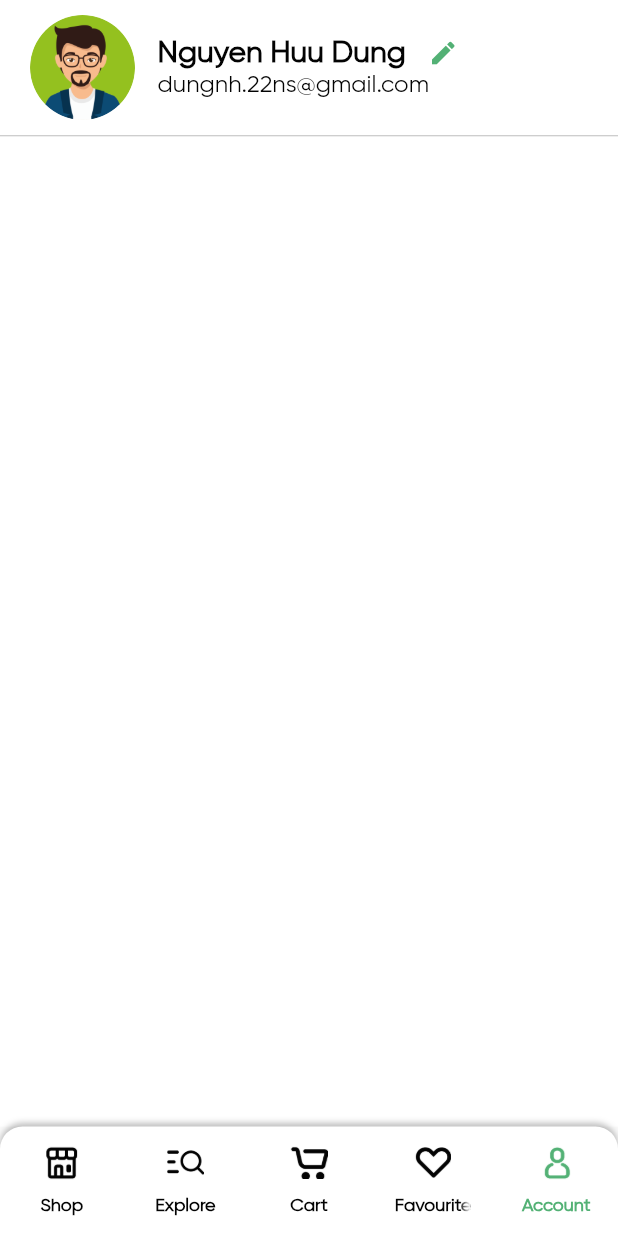
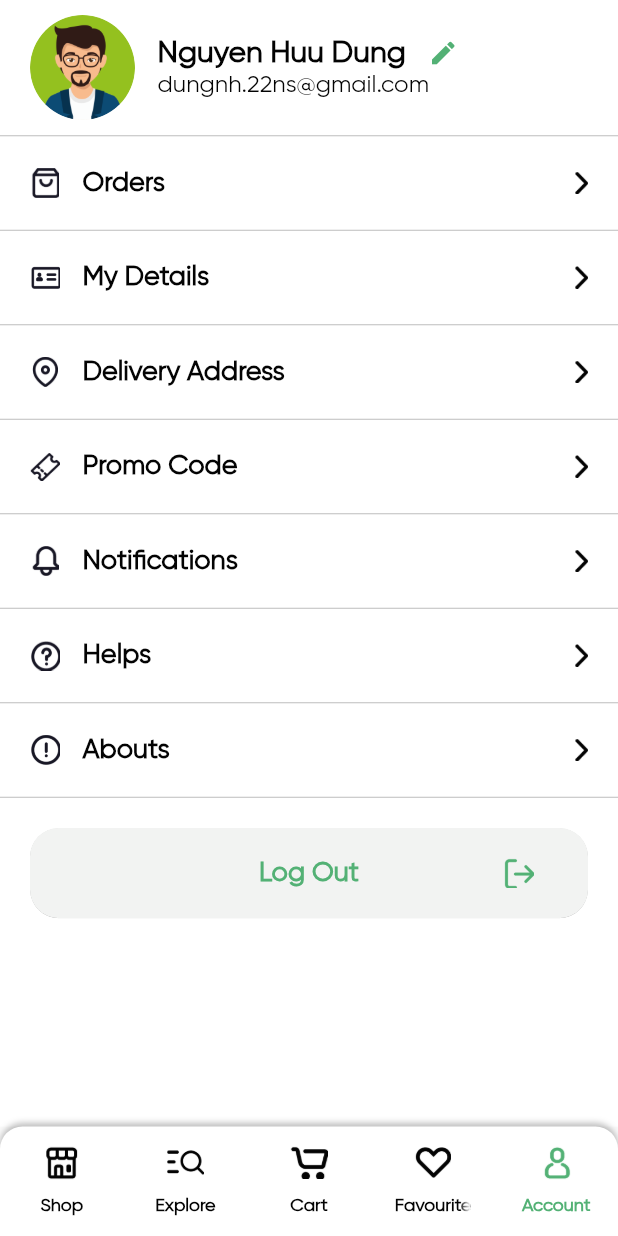
Before and after one commit to ru4chmchp/andoid-app, a Flutter app: the screen it shows after launch, item 5 of the bottom bar chosen, on a phone screen of 412 x 824 dp. Run offline on Flutter 3.47's test engine with Material 3 defaults, Android fonts, the light colour scheme and no system bars; our stand-ins replace flutter_rating_bar; missing offline and left inert: fl_country_code_picker.

Commit message:
deadline oh noooooooo

```diff
--- /dev/null
+++ b/lib/common_widget/account_row.dart
@@ -0,0 +1,62 @@
+import 'package:bach_hoa_xanh/common/color_extension.dart';
+import 'package:flutter/material.dart';
+
+class AccountRow extends StatelessWidget {
+  final String title;
+
+  final String icon;
+  final VoidCallback onPressed;
+
+  const AccountRow(
+      {super.key,
+      required this.title,
+      required this.icon,
+      required this.onPressed});
+
+  @override
+  Widget build(BuildContext context) {
+    return Column(
+      mainAxisSize: MainAxisSize.min,
+      children: [
+        InkWell(
+          onTap: onPressed,
+          child: Padding(
+            padding: const EdgeInsets.symmetric(vertical: 20, horizontal: 20),
+            child: Row(
+              children: [
+                Image.asset(
+                  icon,
+                  width: 20,
+                  height: 20,
+                ),
+                const SizedBox(
+                  width: 15,
+                ),
+                Expanded(
+                  child: Text(title,
+                      textAlign: TextAlign.left,
+                      style: TextStyle(
+                          color: DColor.primaryText,
+                          fontSize: 18,
+                          fontWeight: FontWeight.w600)),
+                ),
+                const SizedBox(
+                  width: 15,
+                ),
+                Image.asset(
+                  "assets/imgs/next.png",
+                  color: DColor.primaryText,
+                  height: 15,
+                ),
+              ],
+            ),
+          ),
+        ),
+        const Divider(
+          color: Colors.black26,
+          height: 1,
+        ),
+      ],
+    );
+  }
+}
--- a/lib/view/account/account_view.dart
+++ b/lib/view/account/account_view.dart
@@ -1,4 +1,5 @@
 import 'package:bach_hoa_xanh/common/color_extension.dart';
+import 'package:bach_hoa_xanh/common_widget/account_row.dart';
 import 'package:flutter/material.dart';
 
 class AccountView extends StatefulWidget {
@@ -66,7 +67,76 @@ class _AccountViewState extends State<AccountView> {
             const Divider(
               color: Colors.black26,
               height: 1,
-            )
+            ),
+            AccountRow(
+                title: "Orders",
+                icon: "assets/imgs/a_order.png",
+                onPressed: () {}),
+            AccountRow(
+                title: "My Details",
+                icon: "assets/imgs/a_my_detail.png",
+                onPressed: () {}),
+            AccountRow(
+                title: "Delivery Address",
+                icon: "assets/imgs/a_delivery_address.png",
+                onPressed: () {}),
+            AccountRow(
+                title: "Promo Code",
+                icon: "assets/imgs/a_promocode.png",
+                onPressed: () {}),
+            AccountRow(
+                title: "Notifications",
+                icon: "assets/imgs/a_noitification.png",
+                onPressed: () {}),
+            AccountRow(
+                title: "Helps",
+                icon: "assets/imgs/a_help.png",
+                onPressed: () {}),
+            AccountRow(
+                title: "Abouts",
+                icon: "assets/imgs/a_about.png",
+                onPressed: () {}),
+            Padding(
+              padding: const EdgeInsets.all(20.0),
+              child: Column(
+                mainAxisAlignment: MainAxisAlignment.end,
+                children: [
+                  MaterialButton(
+                    onPressed: () {},
+                    height: 60,
+                    shape: RoundedRectangleBorder(
+                        borderRadius: BorderRadius.circular(19)),
+                    minWidth: double.maxFinite,
+                    elevation: 0.1,
+                    color: const Color(0xffF2F3F2),
+                    child: Stack(
+                      alignment: Alignment.centerRight,
+                      children: [
+                        Row(
+                          mainAxisAlignment: MainAxisAlignment.center,
+                          children: [
+                            Text(
+                              "Log Out",
+                              style: TextStyle(
+                                  color: DColor.primary,
+                                  fontSize: 18,
+                                  fontWeight: FontWeight.w600),
+                            ),
+                          ],
+                        ),
+                        Container(
+                            padding: const EdgeInsets.symmetric(horizontal: 20),
+                            child: Image.asset(
+                              "assets/imgs/logout.png",
+                              width: 20,
+                              height: 20,
+                            )),
+                      ],
+                    ),
+                  ),
+                ],
+              ),
+            ),
           ],
         )),
       ),
```
Also changed, not shown: lib/view/my_cart/checkout_view.dart (+24 -2 lines), lib/view/my_cart/error_view.dart (added, +91 -0 lines), lib/view/my_cart/order_accept_view.dart (added, +82 -0 lines).
